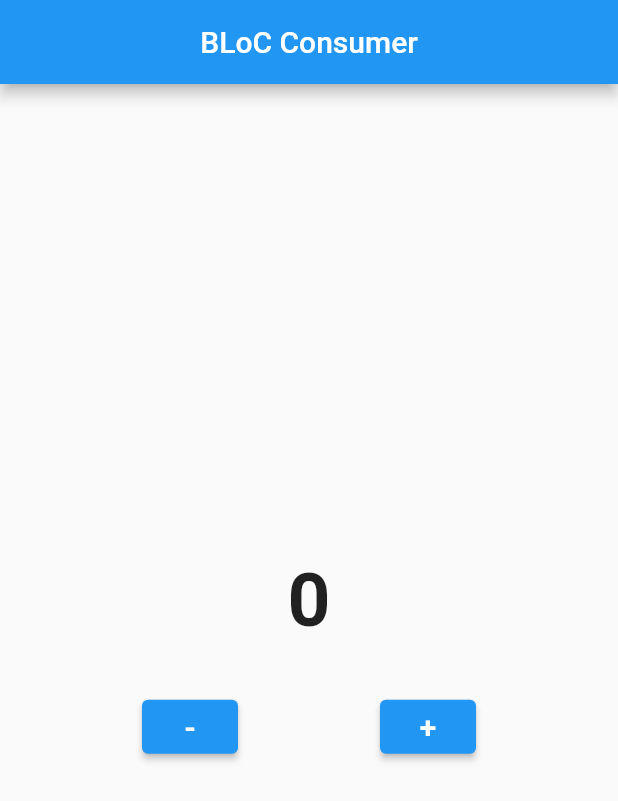
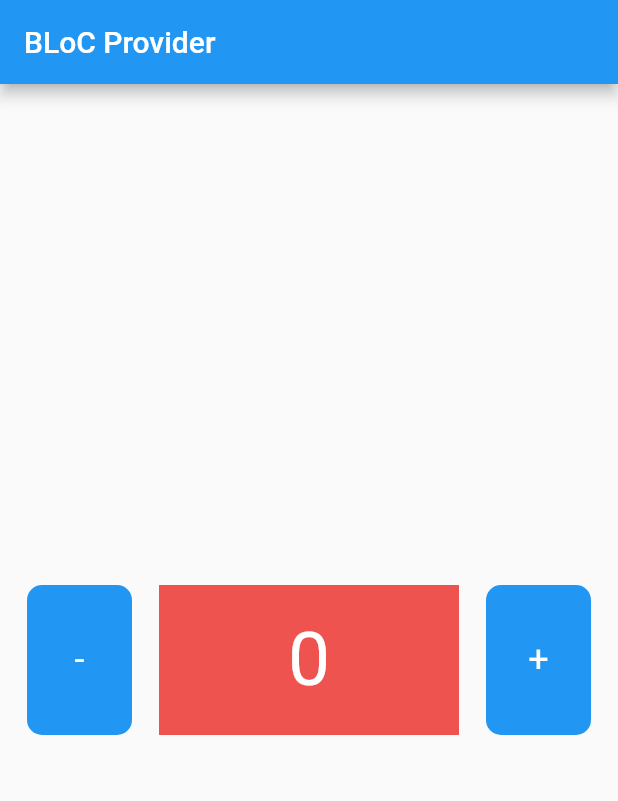
Before and after one commit to tamathecxder/learn_BLoC, a Flutter app: the screen it shows after launch, on a phone screen of 412 x 824 dp. Shown: the top 801 px of the screen. Run offline on Flutter 3.47's test engine with Material 2 defaults, Android fonts, the phone set to English and light mode, and no system bars; our stand-ins replace bloc, flutter_bloc.

Commit message:
Dependency Injection dengan Bloc Provider

```diff
--- a/lib/main.dart
+++ b/lib/main.dart
@@ -1,4 +1,6 @@
 import 'package:flutter/material.dart';
+import 'package:flutter_bloc/flutter_bloc.dart';
+import 'package:learn_bloc/bloc/counter.dart';
 import 'package:learn_bloc/pages/home.dart';
 
 void main(List<String> args) {
@@ -10,8 +12,11 @@ class MyApp extends StatelessWidget {
 
   @override
   Widget build(BuildContext context) {
-    return MaterialApp(
-      home: HomePage(),
+    return BlocProvider(
+      create: (context) => Counter(),
+      child: const MaterialApp(
+        home: HomePage(),
+      ),
     );
   }
 }
--- a/lib/pages/home.dart
+++ b/lib/pages/home.dart
@@ -1,68 +1,67 @@
 import 'package:flutter/material.dart';
 import 'package:flutter_bloc/flutter_bloc.dart';
 import 'package:learn_bloc/bloc/counter.dart';
+import 'package:learn_bloc/widgets/container_widget.dart';
 
 class HomePage extends StatelessWidget {
-  HomePage({super.key});
-
-  Counter counter = Counter(init: 0);
+  const HomePage({super.key});
 
   @override
   Widget build(BuildContext context) {
+    Counter state = BlocProvider.of<Counter>(context);
+
     return Scaffold(
       appBar: AppBar(
-        title: const Text("BLoC Consumer"),
-        centerTitle: true,
+        title: const Text("BLoC Provider"),
       ),
       body: Column(
         mainAxisAlignment: MainAxisAlignment.center,
         children: [
-          BlocConsumer<Counter, int>(
-            bloc: counter,
-            builder: (context, state) {
-              return Text(
-                "$state",
-                style: TextStyle(
-                  fontSize: 50,
-                  fontWeight: FontWeight.bold,
-                ),
-              );
-            },
-            listener: (context, state) {
-              ScaffoldMessenger.of(context).showSnackBar(
-                SnackBar(
-                  content: Text("State saat ini adalah: $state"),
-                ),
-              );
-            },
-          ),
-          const SizedBox(
-            height: 30,
-          ),
           Row(
             mainAxisAlignment: MainAxisAlignment.spaceEvenly,
             children: [
-              ElevatedButton(
-                onPressed: () {
-                  counter.decrement();
+              Material(
+                color: Colors.blue,
+                borderRadius: BorderRadius.circular(10),
+                child: InkWell(
+                  onTap: () {
+                    state.decrement();
                   },
-                child: const Text(
+                  child: const SizedBox(
+                    height: 100,
+                    width: 70,
+                    child: Center(
+                      child: Text(
                         "-",
                         style: TextStyle(
-                    fontSize: 20,
-                    fontWeight: FontWeight.w600,
+                          color: Colors.white,
+                          fontSize: 24,
                         ),
                       ),
                     ),
-              ElevatedButton(
-                onPressed: () {
-                  counter.increment();
+                  ),
+                ),
+              ),
+              const ContainerWidget(),
+              Material(
+                color: Colors.blue,
+                borderRadius: BorderRadius.circular(10),
+                child: InkWell(
+                  onTap: () {
+                    state.increment();
                   },
+                  child: const SizedBox(
+                    height: 100,
+                    width: 70,
+                    child: Center(
                       child: Text(
                         "+",
                         style: TextStyle(
-                    fontSize: 20,
-                    fontWeight: FontWeight.w600,
+                          color: Colors.white,
+                          fontSize: 24,
+                        ),
+                      ),
+                    ),
                   ),
                 ),
               ),
--- /dev/null
+++ b/lib/widgets/center_widget.dart
@@ -0,0 +1,27 @@
+import 'package:flutter/material.dart';
+import 'package:flutter_bloc/flutter_bloc.dart';
+import 'package:learn_bloc/bloc/counter.dart';
+
+class CenterWidget extends StatelessWidget {
+  const CenterWidget({super.key});
+
+  @override
+  Widget build(BuildContext context) {
+    Counter state = BlocProvider.of<Counter>(context);
+
+    return Center(
+      child: BlocBuilder(
+        bloc: state,
+        builder: (context, state) {
+          return Text(
+            state.toString(),
+            style: const TextStyle(
+              fontSize: 50,
+              color: Colors.white,
+            ),
+          );
+        },
+      ),
+    );
+  }
+}
--- /dev/null
+++ b/lib/widgets/container_widget.dart
@@ -0,0 +1,18 @@
+// ignore: must_be_immutable
+import 'package:flutter/material.dart';
+import 'package:learn_bloc/bloc/counter.dart';
+import 'package:learn_bloc/widgets/center_widget.dart';
+
+class ContainerWidget extends StatelessWidget {
+  const ContainerWidget({super.key});
+
+  @override
+  Widget build(BuildContext context) {
+    return Container(
+      color: Colors.red[400],
+      height: 100,
+      width: 200,
+      child: const CenterWidget(),
+    );
+  }
+}
```
Lines whose indentation alone changed are shown as unchanged.
